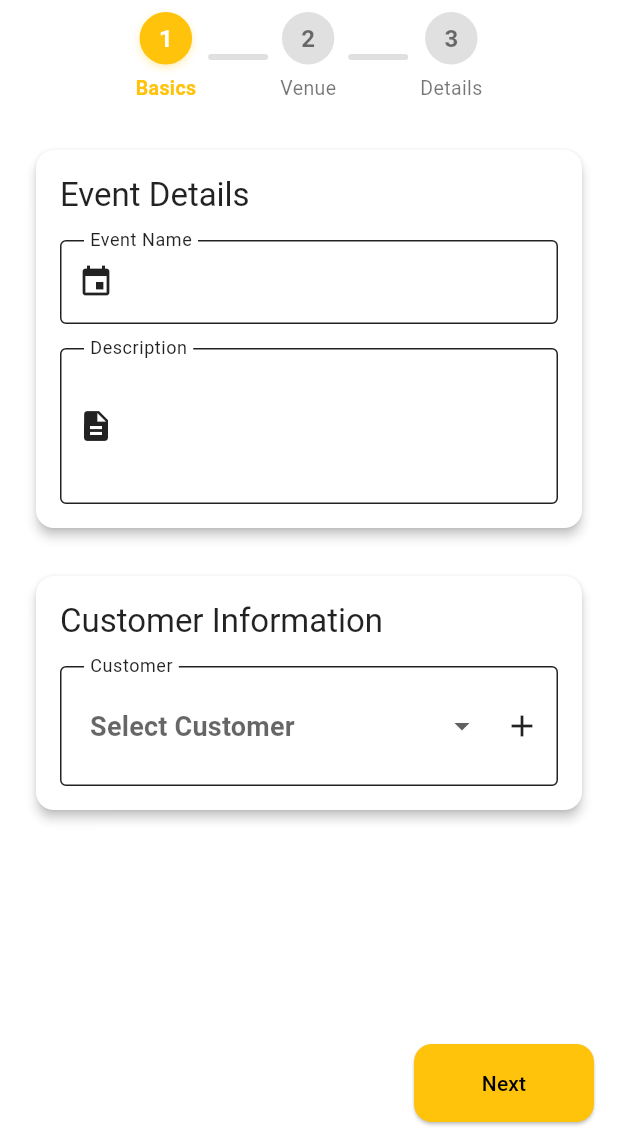
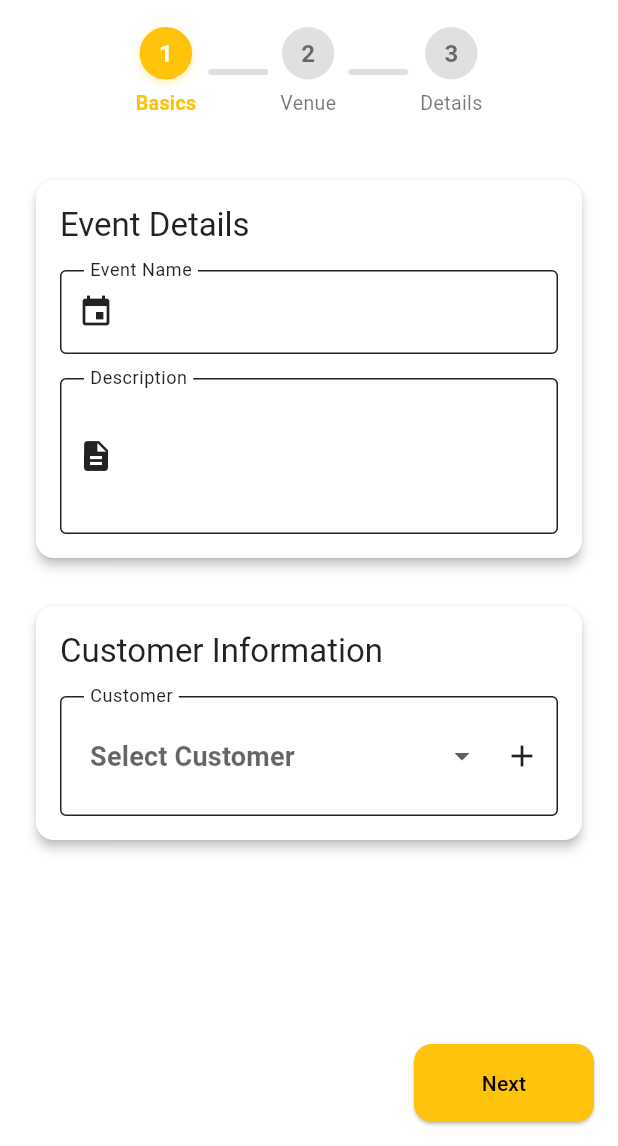
Before and after one commit to HarzaanHussain/cateredtoyou, a Flutter app: the EventEditScreen screen opened by its route, on a phone screen of 412 x 824 dp, the part 90-1236 px from its top. Run offline on Flutter 3.47's test engine with Material 3 defaults, Android fonts, the phone set to English and light mode, and no system bars; our stand-ins replace cloud_firestore, firebase_auth, firebase_core, flutter_local_notifications, flutter_map, flutter_timezone and 6 more; missing offline and left inert: flutter_map_cancellable_tile_provider; accounts and stored records are empty.

Commit message:
Add top padding to space out top progress bar on edit event screen

```diff
--- a/lib/views/events/event_edit_screen.dart
+++ b/lib/views/events/event_edit_screen.dart
@@ -825,7 +825,7 @@ class _EventEditScreenState extends State<EventEditScreen> {
               ),
               Padding(
                 padding:
-                    const EdgeInsets.symmetric(vertical: 8.0, horizontal: 16.0),
+                    const EdgeInsets.symmetric(vertical: 18.0, horizontal: 16.0),
                 child: Row(
                   mainAxisAlignment: MainAxisAlignment.center,
                   children: [
```
